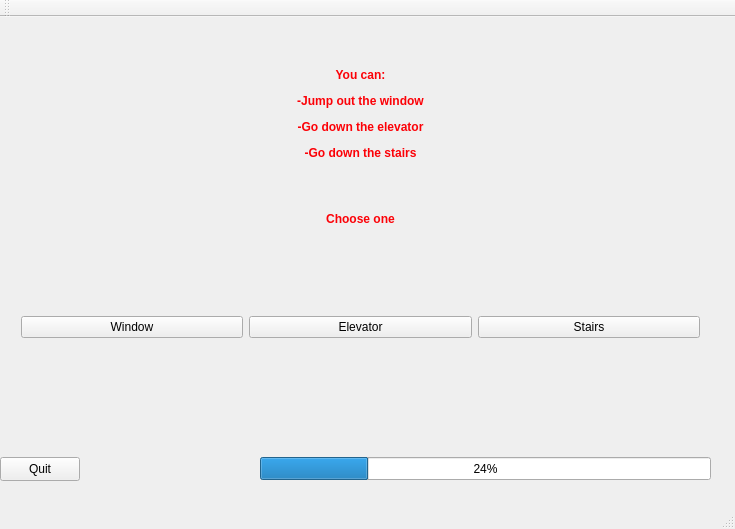
This is mainwindow.ui in EvaFinn/ZorkProject as Qt 5 draws it before an edit. The edited form follows.
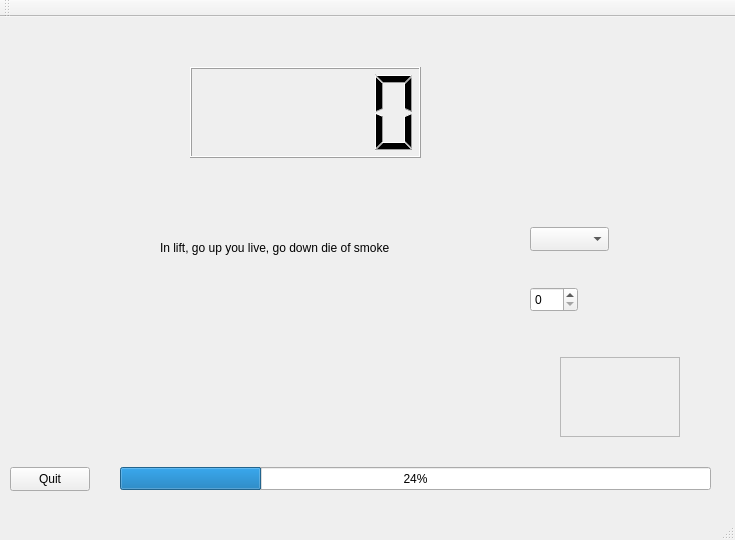
This is the edited form. Icons and pictures are not drawn.

```diff
--- a/mainwindow.ui
+++ b/mainwindow.ui
@@ -7,7 +7,7 @@
     <x>0</x>
     <y>0</y>
     <width>735</width>
-    <height>529</height>
+    <height>540</height>
    </rect>
   </property>
   <property name="windowTitle">
@@ -23,18 +23,21 @@
    <widget class="QStackedWidget" name="stackedWidget">
     <property name="geometry">
      <rect>
-      <x>10</x>
+      <x>0</x>
       <y>0</y>
-      <width>701</width>
+      <width>741</width>
       <height>441</height>
      </rect>
     </property>
+    <property name="currentIndex">
+     <number>3</number>
+    </property>
     <widget class="QWidget" name="page">
-     <widget class="QWidget" name="">
+     <widget class="QWidget" name="layoutWidget">
       <property name="geometry">
        <rect>
-        <x>0</x>
-        <y>280</y>
+        <x>20</x>
+        <y>260</y>
         <width>701</width>
         <height>61</height>
        </rect>
@@ -66,7 +69,7 @@
      <widget class="QLabel" name="label">
       <property name="geometry">
        <rect>
-        <x>10</x>
+        <x>30</x>
         <y>40</y>
         <width>681</width>
         <height>181</height>
@@ -93,17 +96,126 @@
      </widget>
     </widget>
     <widget class="QWidget" name="page_3">
-     <widget class="QPushButton" name="pushButton">
+     <widget class="QFrame" name="frame">
       <property name="geometry">
        <rect>
-        <x>280</x>
+        <x>10</x>
+        <y>10</y>
+        <width>721</width>
+        <height>431</height>
+       </rect>
+      </property>
+      <property name="styleSheet">
+       <string notr="true">#frame {
+	background : url(:/images/closed_elevator.png);
+	background-attachment: fixed;
+	background-repeat: norepeat;
+	background-color: rgb(211, 210, 204);
+	background-position: centre
+}</string>
+      </property>
+      <property name="frameShape">
+       <enum>QFrame::StyledPanel</enum>
+      </property>
+      <property name="frameShadow">
+       <enum>QFrame::Raised</enum>
+      </property>
+      <widget class="QRadioButton" name="radioButton">
+       <property name="geometry">
+        <rect>
+         <x>500</x>
+         <y>220</y>
+         <width>16</width>
+         <height>22</height>
+        </rect>
+       </property>
+       <property name="styleSheet">
+        <string notr="true"/>
+       </property>
+       <property name="text">
+        <string/>
+       </property>
+      </widget>
+      <widget class="QPushButton" name="enterLiftBtn">
+       <property name="geometry">
+        <rect>
+         <x>320</x>
+         <y>350</y>
+         <width>80</width>
+         <height>24</height>
+        </rect>
+       </property>
+       <property name="text">
+        <string>Enter</string>
+       </property>
+      </widget>
+     </widget>
+    </widget>
+    <widget class="QWidget" name="page_4">
+     <widget class="QLabel" name="label_2">
+      <property name="geometry">
+       <rect>
+        <x>160</x>
+        <y>190</y>
+        <width>371</width>
+        <height>81</height>
+       </rect>
+      </property>
+      <property name="text">
+       <string>In lift, go up you live, go down die of smoke</string>
+      </property>
+     </widget>
+     <widget class="QSpinBox" name="spinBox">
+      <property name="geometry">
+       <rect>
+        <x>530</x>
+        <y>270</y>
+        <width>48</width>
+        <height>25</height>
+       </rect>
+      </property>
+     </widget>
+     <widget class="QComboBox" name="comboBox">
+      <property name="geometry">
+       <rect>
+        <x>530</x>
         <y>210</y>
-        <width>321</width>
-        <height>151</height>
+        <width>79</width>
+        <height>24</height>
        </rect>
       </property>
-      <property name="text">
-       <string>PushButton</string>
+     </widget>
+     <widget class="QScrollArea" name="scrollArea">
+      <property name="geometry">
+       <rect>
+        <x>560</x>
+        <y>340</y>
+        <width>120</width>
+        <height>80</height>
+       </rect>
+      </property>
+      <property name="widgetResizable">
+       <bool>true</bool>
+      </property>
+      <widget class="QWidget" name="scrollAreaWidgetContents">
+       <property name="geometry">
+        <rect>
+         <x>0</x>
+         <y>0</y>
+         <width>118</width>
+         <height>78</height>
+        </rect>
+       </property>
+      </widget>
+     </widget>
+     <widget class="QLCDNumber" name="lcdNumber">
+      <property name="geometry">
+       <rect>
+        <x>190</x>
+        <y>50</y>
+        <width>231</width>
+        <height>91</height>
+       </rect>
       </property>
      </widget>
     </widget>
@@ -111,8 +223,8 @@
    <widget class="QPushButton" name="quitBtn">
     <property name="geometry">
      <rect>
-      <x>0</x>
-      <y>440</y>
+      <x>10</x>
+      <y>450</y>
       <width>80</width>
       <height>24</height>
      </rect>
@@ -124,9 +236,9 @@
    <widget class="QProgressBar" name="healthBar">
     <property name="geometry">
      <rect>
-      <x>260</x>
-      <y>440</y>
-      <width>451</width>
+      <x>120</x>
+      <y>450</y>
+      <width>591</width>
       <height>23</height>
      </rect>
     </property>
```
